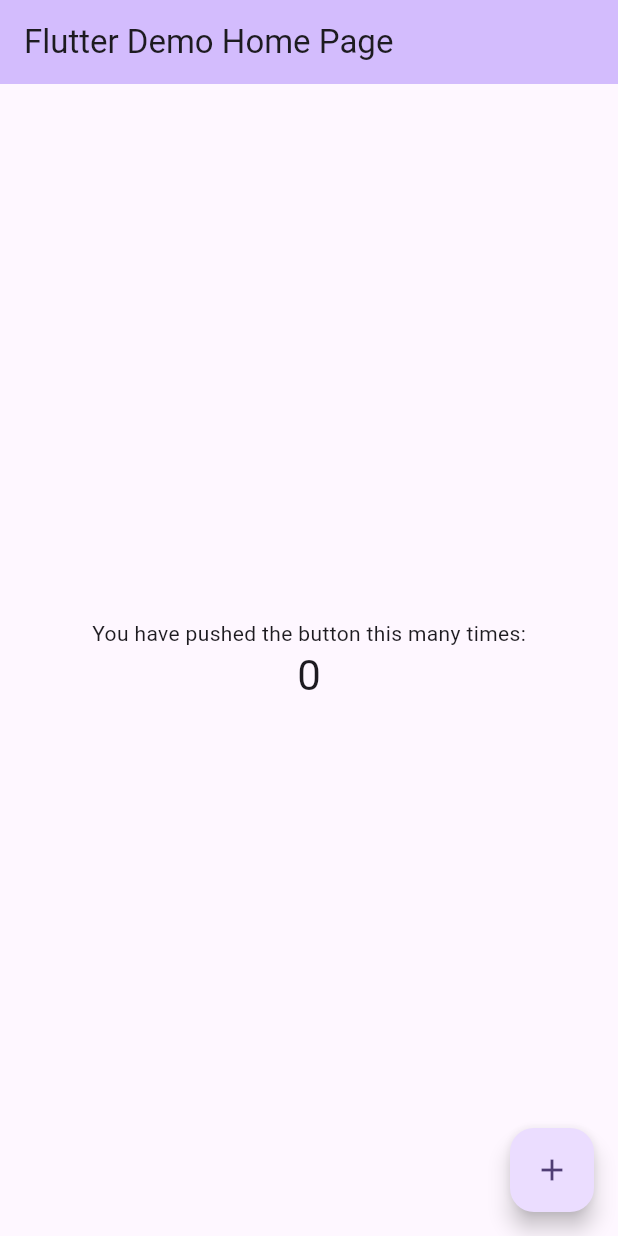
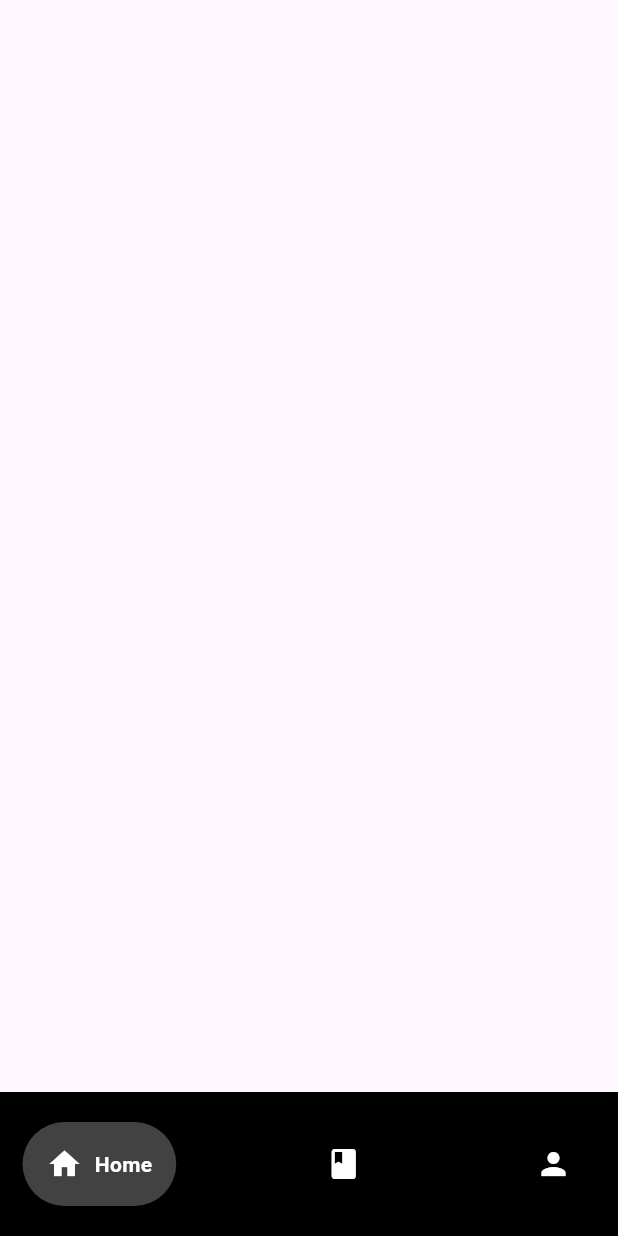
Before and after one commit to nalinidutt/out_cast, a Flutter app: the screen it shows after launch, on a phone screen of 412 x 824 dp. Run offline on Flutter 3.47's test engine with Material 2 defaults, Android fonts, the phone set to English and light mode, and no system bars; drawn by our look-alikes of google_nav_bar.

Commit message:
UI navbar

```diff
--- a/lib/homepage.dart
+++ b/lib/homepage.dart
@@ -0,0 +1,52 @@
+import 'package:flutter/material.dart';
+import 'package:google_nav_bar/google_nav_bar.dart';
+
+class HomePage extends StatefulWidget {
+  const HomePage({Key? key}) : super(key: key);
+
+  @override
+  State<HomePage> createState() => _HomePageState();
+}
+
+class _HomePageState extends State<HomePage> {
+  @override
+  Widget build(BuildContext context) {
+    return Scaffold(
+      bottomNavigationBar: Container(
+        color: Colors.black,
+        child: Padding(
+          padding: const EdgeInsets.symmetric(horizontal:15.0, vertical: 20.0),
+          child: GNav(
+            backgroundColor: Colors.black,
+            color: Colors.white,
+            activeColor: Colors.white,
+            tabBackgroundColor: Colors.grey.shade800,
+            gap: 8,
+            onTabChange: (index){
+              switch (index) {
+                case 0:
+
+                  break;
+                default:
+              }
+            },
+            padding: EdgeInsets.all(16),
+            tabs: const[
+            GButton(
+              icon: Icons.home,
+              text: 'Home',
+            ),
+            GButton(
+              icon: Icons.book,
+              text: 'Book',
+            ),
+            GButton(
+              icon: Icons.person,
+              text: 'Profile',
+            ),
+          ]),
+        ),
+      ),
+    );
+  }
+}
--- a/lib/main.dart
+++ b/lib/main.dart
@@ -1,4 +1,5 @@
 import 'package:flutter/material.dart';
+import 'homepage.dart';
 
 void main() {
   runApp(const MyApp());
@@ -11,101 +12,13 @@ class MyApp extends StatelessWidget {
   @override
   Widget build(BuildContext context) {
     return MaterialApp(
-      title: 'Flutter Demo',
+      title: 'Cookin',
       theme: ThemeData(
 
         colorScheme: ColorScheme.fromSeed(seedColor: Colors.deepPurple),
         useMaterial3: true,
       ),
-      home: const MyHomePage(title: 'Flutter Demo Home Page'),
+      home: HomePage(),
     );
   }
 }
-
-class MyHomePage extends StatefulWidget {
-  const MyHomePage({super.key, required this.title});
-
-  // This widget is the home page of your application. It is stateful, meaning
-  // that it has a State object (defined below) that contains fields that affect
-  // how it looks.
-
-  // This class is the configuration for the state. It holds the values (in this
-  // case the title) provided by the parent (in this case the App widget) and
-  // used by the build method of the State. Fields in a Widget subclass are
-  // always marked "final".
-
-  final String title;
-
-  @override
-  State<MyHomePage> createState() => _MyHomePageState();
-}
-
-class _MyHomePageState extends State<MyHomePage> {
-  int _counter = 0;
-
-  void _incrementCounter() {
-    setState(() {
-      // This call to setState tells the Flutter framework that something has
-      // changed in this State, which causes it to rerun the build method below
-      // so that the display can reflect the updated values. If we changed
-      // _counter without calling setState(), then the build method would not be
-      // called again, and so nothing would appear to happen.
-      _counter++;
-    });
-  }
-
-  @override
-  Widget build(BuildContext context) {
-    // This method is rerun every time setState is called, for instance as done
-    // by the _incrementCounter method above.
-    //
-    // The Flutter framework has been optimized to make rerunning build methods
-    // fast, so that you can just rebuild anything that needs updating rather
-    // than having to individually change instances of widgets.
-    return Scaffold(
-      appBar: AppBar(
-        // TRY THIS: Try changing the color here to a specific color (to
-        // Colors.amber, perhaps?) and trigger a hot reload to see the AppBar
-        // change color while the other colors stay the same.
-        backgroundColor: Theme.of(context).colorScheme.inversePrimary,
-        // Here we take the value from the MyHomePage object that was created by
-        // the App.build method, and use it to set our appbar title.
-        title: Text(widget.title),
-      ),
-      body: Center(
-        // Center is a layout widget. It takes a single child and positions it
-        // in the middle of the parent.
-        child: Column(
-          // Column is also a layout widget. It takes a list of children and
-          // arranges them vertically. By default, it sizes itself to fit its
-          // children horizontally, and tries to be as tall as its parent.
-          //
-          // Column has various properties to control how it sizes itself and
-          // how it positions its children. Here we use mainAxisAlignment to
-          // center the children vertically; the main axis here is the vertical
-          // axis because Columns are vertical (the cross axis would be
-          // horizontal).
-          //
-          // TRY THIS: Invoke "debug painting" (choose the "Toggle Debug Paint"
-          // action in the IDE, or press "p" in the console), to see the
-          // wireframe for each widget.
-          mainAxisAlignment: MainAxisAlignment.center,
-          children: <Widget>[
-            const Text(
-              'You have pushed the button this many times:',
-            ),
-            Text(
-              '$_counter',
-              style: Theme.of(context).textTheme.headlineMedium,
-            ),
-          ],
-        ),
-      ),
-      floatingActionButton: FloatingActionButton(
-        onPressed: _incrementCounter,
-        tooltip: 'Increment',
-        child: const Icon(Icons.add),
-      ), // This trailing comma makes auto-formatting nicer for build methods.
-    );
-  }
-}
```
Also changed, not shown: 13 other files.
